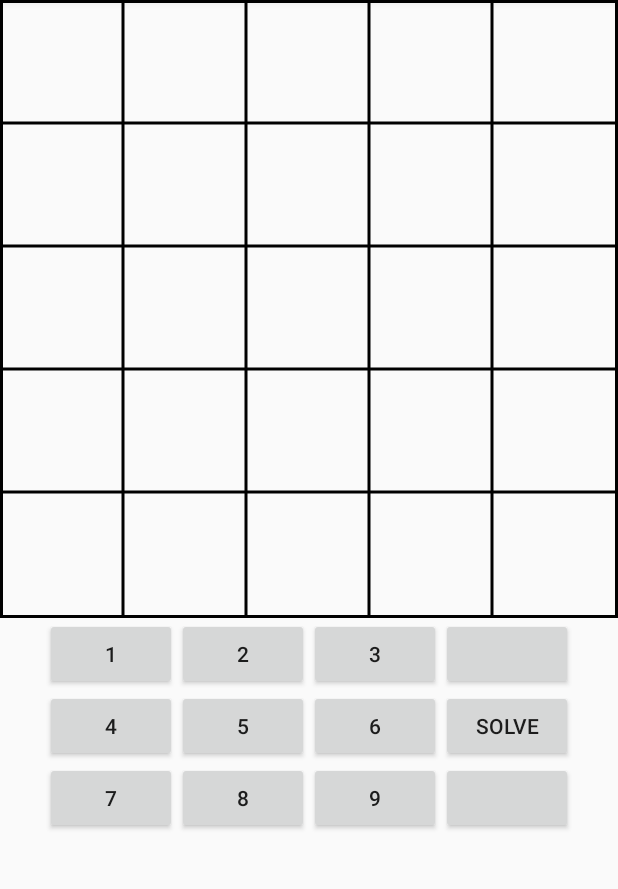
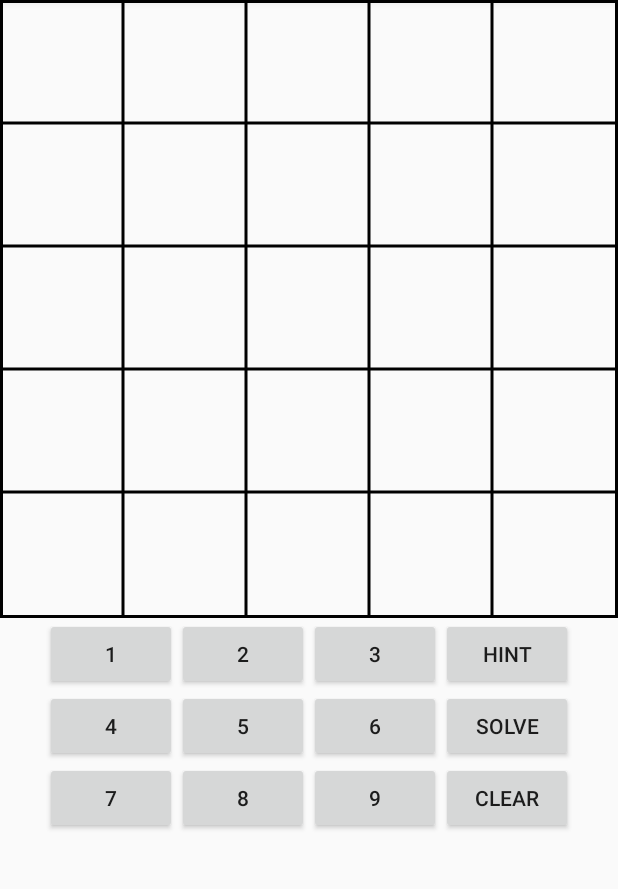
Before and after one commit to 244954/Kakuro, an Android app: the KakuroActivity screen opened directly, with no data from a screen before it, on a phone screen of 412 x 824 dp, the part 84-973 px from its top. Run offline under Robolectric (Android 15) with nearby library versions, the phone set to English and light mode, and no system bars; network calls fail; 1 statement that could not run was skipped.

Commit message:
Unlimited hints

```diff
--- a/app/src/main/res/layout-land/activity_kakuro_board.xml
+++ b/app/src/main/res/layout-land/activity_kakuro_board.xml
@@ -83,16 +83,19 @@
                 android:text="9">
         </Button>
 
-        <Button/>
+        <Button
+                android:id="@+id/hintButton"
+                android:text="@string/hintButton" />
 
         <Button
-                android:id="@+id/buttonSolve"
+                android:id="@+id/solveButton"
                 android:layout_width="wrap_content"
                 android:layout_height="wrap_content"
-                android:text="Solve">
-        </Button>
+                android:text="@string/solveButton"></Button>
 
-        <Button/>
+        <Button
+                android:id="@+id/clearButton"
+                android:text="@string/clearButton" />
 
     </GridLayout>
 </RelativeLayout>
--- a/app/src/main/res/layout/activity_kakuro_board.xml
+++ b/app/src/main/res/layout/activity_kakuro_board.xml
@@ -39,7 +39,9 @@
                 android:text="3">
         </Button>
 
-        <Button/>
+        <Button
+                android:id="@+id/hintButton"
+                android:text="@string/hintButton" />
 
         <Button
                 android:id="@+id/buttonFour"
@@ -63,11 +65,10 @@
         </Button>
 
         <Button
-                android:id="@+id/buttonSolve"
+                android:id="@+id/solveButton"
                 android:layout_width="wrap_content"
                 android:layout_height="wrap_content"
-                android:text="Solve">
-        </Button>
+                android:text="@string/solveButton"></Button>
 
         <Button
                 android:id="@+id/buttonSeven"
@@ -90,7 +91,9 @@
                 android:text="9">
         </Button>
 
-        <Button/>
+        <Button
+                android:id="@+id/clearButton"
+                android:text="@string/clearButton" />
 
     </GridLayout>
 </RelativeLayout>
--- a/app/src/main/res/values/strings.xml
+++ b/app/src/main/res/values/strings.xml
@@ -29,4 +29,7 @@
     <string name="victory">Victory!</string>
     <string name="victoryMessage">You have won in %1$d seconds!</string>
     <string name="victoryOK">OK</string>
+    <string name="solveButton">Solve</string>
+    <string name="hintButton">Hint</string>
+    <string name="clearButton">Clear</string>
 </resources>
```
Also changed, not shown: app/src/main/java/com/example/kakuro/gamelogic/BacktrackingSolver.kt (+20 -1 lines), app/src/main/java/com/example/kakuro/gamelogic/KakuroBoardModel.kt (+50 -0 lines), app/src/main/java/com/example/kakuro/gamelogic/KakuroGame.kt (+25 -6 lines), app/src/main/java/com/example/kakuro/view/KakuroActivity.kt (+10 -3 lines), 1 other file.
